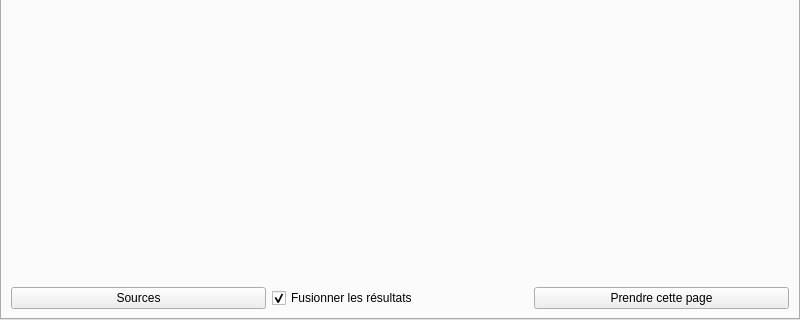
First picture: the form in ui/mainWindow.ui, repository XanderMld/imgbrd-grabber, before the edit; both pictures show x 0 to 800 and y 280 to 600 of the 800 by 600 pixel window.
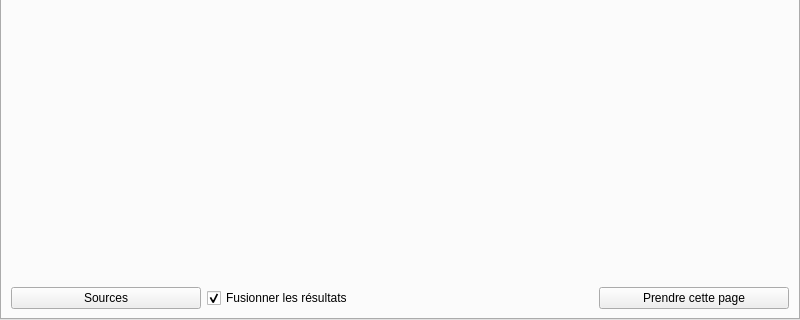
Second picture: the form after the edit. Icons and pictures are not drawn.

Patch:
```diff
--- a/ui/mainWindow.ui
+++ b/ui/mainWindow.ui
@@ -129,7 +129,7 @@
             <layout class="QGridLayout" name="layoutResults"/>
            </item>
            <item>
-            <layout class="QHBoxLayout" name="horizontalLayout">
+            <layout class="QHBoxLayout" name="horizontalLayout" stretch="0,0,0,0">
              <item>
               <widget class="QPushButton" name="buttonSourcesList">
                <property name="text">
@@ -147,6 +147,13 @@
                </property>
               </widget>
              </item>
+             <item>
+              <widget class="QLabel" name="labelMergeResults">
+               <property name="text">
+                <string/>
+               </property>
+              </widget>
+             </item>
              <item>
               <widget class="QPushButton" name="buttonGetpage">
                <property name="text">
```
Left out of the diff: 4 changed lines with no effect on the pictures.
